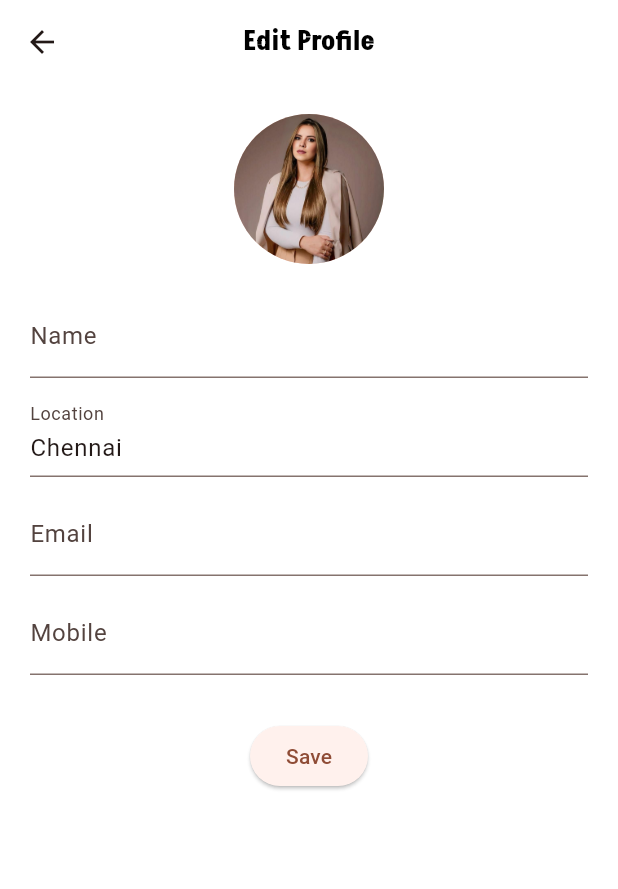
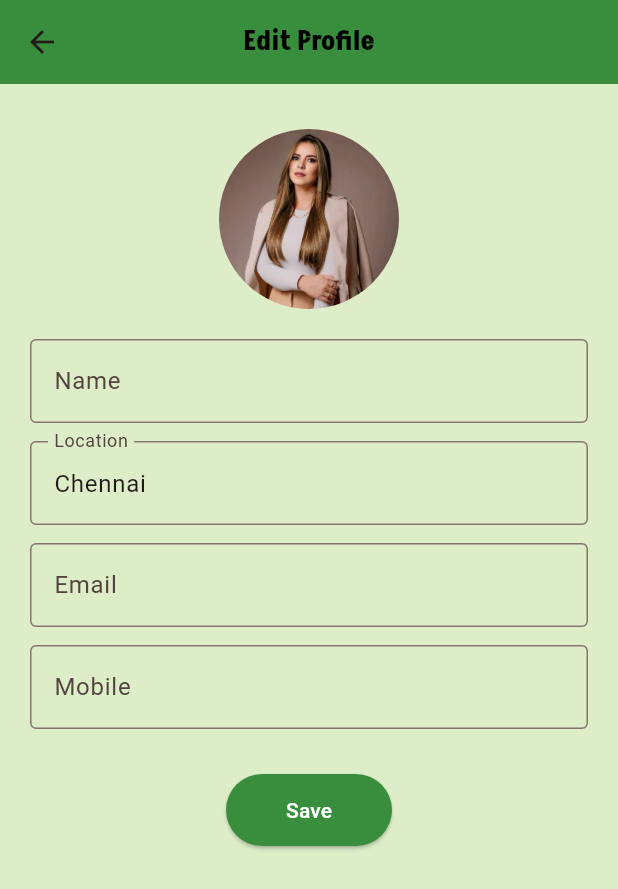
Before and after one commit to hafeekezi09-ai/barber-and-beauty-salon-booking-app-main, a Flutter app: the ProfileTab screen opened directly, after a tap on "Edit Profile", on a phone screen of 412 x 824 dp. Shown: the top 889 px of the screen. Run offline on Flutter 3.47's test engine with Material 3 defaults, Android fonts, the phone set to English and light mode, and no system bars; our stand-ins replace cached_network_image, cloud_firestore, firebase_auth, firebase_core, flutter_secure_storage, flutter_svg and 3 more; accounts and stored records are empty; Roboto replaces fonts that are missing (AksharLight); project files that could hold a hidden picture were left out.

Commit message:
Initial commit

```diff
--- a/barber-and-beauty-salon-booking-app-main/lib/features/home_feature/presentation/screens/salon_management_screen.dart
+++ b/barber-and-beauty-salon-booking-app-main/lib/features/home_feature/presentation/screens/salon_management_screen.dart
@@ -170,7 +170,7 @@ class _SalonManagementScreenState extends State<SalonManagementScreen> {
     final canEdit = userRole == "super_admin";
 
     return Scaffold(
-      backgroundColor: Colors.lightGreen[100],
+      backgroundColor: const Color.fromARGB(255, 155, 231, 69),
       appBar: AppBar(
         title: const Text(
           "Salon Management",
@@ -211,7 +211,7 @@ class _SalonManagementScreenState extends State<SalonManagementScreen> {
               final imageUrl = doc['imageUrl'] ?? '';
 
               return Card(
-                color: Colors.white,
+                color: const Color.fromARGB(255, 234, 236, 235),
                 margin: const EdgeInsets.symmetric(vertical: 6, horizontal: 12),
                 child: ListTile(
                   leading:
--- a/barber-and-beauty-salon-booking-app-main/lib/features/home_feature/presentation/widgets/service_list.dart
+++ b/barber-and-beauty-salon-booking-app-main/lib/features/home_feature/presentation/widgets/service_list.dart
@@ -104,7 +104,10 @@ class ServiceList extends StatelessWidget {
                       const SizedBox(height: 8),
                       Text(
                         name,
-                        style: TextStyle(fontFamily: FontFamily.aksharMedium),
+                        style: TextStyle(
+                          fontFamily: FontFamily.aksharMedium,
+                          fontWeight: FontWeight.bold,
+                        ),
                       ),
                       const SizedBox(height: 4),
                       AppLightText(location),
--- a/barber-and-beauty-salon-booking-app-main/lib/features/home_feature/presentation/widgets/tabs/edit_profile_screen.dart
+++ b/barber-and-beauty-salon-booking-app-main/lib/features/home_feature/presentation/widgets/tabs/edit_profile_screen.dart
@@ -76,7 +76,6 @@ class _EditProfileScreenState extends State<EditProfileScreen> {
       profileImageNotifier.value = _webImage;
     }
 
-    // Update profile info notifier
     profileInfoNotifier.value = ProfileInfo(
       name: nameController.text,
       location: locationController.text,
@@ -100,38 +99,67 @@ class _EditProfileScreenState extends State<EditProfileScreen> {
                 as ImageProvider;
 
     return Scaffold(
-      appBar: AppBar(title: const Text('Edit Profile')),
+      backgroundColor: Colors.lightGreen[100],
+      appBar: AppBar(
+        title: const Text('Edit Profile'),
+        backgroundColor: Colors.green[700],
+      ),
       body: SingleChildScrollView(
-        padding: const EdgeInsets.all(20),
+        padding: const EdgeInsets.symmetric(horizontal: 20, vertical: 30),
         child: Column(
+          crossAxisAlignment: CrossAxisAlignment.center,
           children: [
             GestureDetector(
               onTap: _pickImage,
-              child: CircleAvatar(radius: 50, backgroundImage: imageProvider),
+              child: CircleAvatar(radius: 60, backgroundImage: imageProvider),
             ),
             const SizedBox(height: 20),
             TextField(
               controller: nameController,
-              decoration: const InputDecoration(labelText: 'Name'),
+              decoration: const InputDecoration(
+                labelText: 'Name',
+                border: OutlineInputBorder(),
+              ),
             ),
-            const SizedBox(height: 10),
+            const SizedBox(height: 12),
             TextField(
               controller: locationController,
-              decoration: const InputDecoration(labelText: 'Location'),
+              decoration: const InputDecoration(
+                labelText: 'Location',
+                border: OutlineInputBorder(),
+              ),
             ),
-            const SizedBox(height: 10),
+            const SizedBox(height: 12),
             TextField(
               controller: emailController,
-              decoration: const InputDecoration(labelText: 'Email'),
+              decoration: const InputDecoration(
+                labelText: 'Email',
+                border: OutlineInputBorder(),
+              ),
+              keyboardType: TextInputType.emailAddress,
             ),
-            const SizedBox(height: 10),
+            const SizedBox(height: 12),
             TextField(
               controller: mobileController,
-              decoration: const InputDecoration(labelText: 'Mobile'),
+              decoration: const InputDecoration(
+                labelText: 'Mobile',
+                border: OutlineInputBorder(),
+              ),
               keyboardType: TextInputType.phone,
             ),
             const SizedBox(height: 30),
-            ElevatedButton(onPressed: _saveProfile, child: const Text('Save')),
+            ElevatedButton(
+              onPressed: _saveProfile,
+              style: ElevatedButton.styleFrom(
+                backgroundColor: Colors.green[700],
+                foregroundColor: Colors.white,
+                padding: const EdgeInsets.symmetric(
+                  horizontal: 40,
+                  vertical: 14,
+                ),
+              ),
+              child: const Text('Save'),
+            ),
           ],
         ),
       ),
--- a/barber-and-beauty-salon-booking-app-main/lib/features/home_feature/presentation/widgets/tabs/profile_tab.dart
+++ b/barber-and-beauty-salon-booking-app-main/lib/features/home_feature/presentation/widgets/tabs/profile_tab.dart
@@ -40,24 +40,21 @@ class _ProfileTabState extends State<ProfileTab> {
   Widget build(BuildContext context) {
     final imageBytes = _getCurrentImage();
 
-    return SafeArea(
-      child: Column(
-        children: [
-          Expanded(
+    return Scaffold(
+      backgroundColor: Colors.lightGreen[100], // Light green background
+      body: SafeArea(
+        child: Center(
           child: SingleChildScrollView(
-              child: Center(
+            padding: const EdgeInsets.symmetric(horizontal: 16, vertical: 24),
             child: Column(
               mainAxisAlignment: MainAxisAlignment.center,
               children: [
-                    const SizedBox(height: 20),
                 CircleAvatar(
-                      radius: 50,
+                  radius: 60,
                   backgroundImage:
                       imageBytes != null
                           ? MemoryImage(imageBytes)
-                              : const AssetImage(
-                                    'assets/images/profile-image.jpg',
-                                  )
+                          : const AssetImage('assets/images/profile-image.jpg')
                               as ImageProvider,
                 ),
                 const SizedBox(height: 20),
@@ -65,19 +62,29 @@ class _ProfileTabState extends State<ProfileTab> {
                   name,
                   style: const TextStyle(
                     fontWeight: FontWeight.bold,
-                        fontSize: 18,
+                    fontSize: 20,
                   ),
                 ),
+                const SizedBox(height: 4),
                 Text(
                   email,
                   style: const TextStyle(fontSize: 14, color: Colors.grey),
                 ),
+                const SizedBox(height: 2),
                 Text(
                   mobileNumber,
                   style: const TextStyle(fontSize: 14, color: Colors.grey),
                 ),
                 const SizedBox(height: 30),
                 ElevatedButton(
+                  style: ElevatedButton.styleFrom(
+                    backgroundColor: Colors.green[700],
+                    foregroundColor: Colors.white,
+                    padding: const EdgeInsets.symmetric(
+                      horizontal: 30,
+                      vertical: 12,
+                    ),
+                  ),
                   onPressed: () async {
                     final updated = await Navigator.push(
                       context,
@@ -89,15 +96,11 @@ class _ProfileTabState extends State<ProfileTab> {
                   },
                   child: const Text("Edit Profile"),
                 ),
-                    const SizedBox(height: 10),
-                    // Book Appointment button removed as per your request
               ],
             ),
           ),
         ),
       ),
-        ],
-      ),
     );
   }
 }
--- a/barber-and-beauty-salon-booking-app-main/lib/features/service_management/service_management_screen.dart
+++ b/barber-and-beauty-salon-booking-app-main/lib/features/service_management/service_management_screen.dart
@@ -200,13 +200,13 @@ class _ServiceManagementScreenState extends State<ServiceManagementScreen> {
     final canEdit = userRole == 'super_admin';
 
     return Scaffold(
-      backgroundColor: Colors.white,
+      backgroundColor: const Color.fromARGB(255, 86, 230, 81),
       appBar: AppBar(
         title: const Text(
           "Service Management",
           style: TextStyle(fontWeight: FontWeight.bold),
         ),
-        backgroundColor: Colors.blue,
+        backgroundColor: const Color.fromARGB(255, 57, 174, 123),
       ),
       body: StreamBuilder<QuerySnapshot>(
         stream: services.orderBy('createdAt', descending: true).snapshots(),
```
Also changed, not shown: barber-and-beauty-salon-booking-app-main/lib/features/home_feature/presentation/screens/tabs/feedback_appointment_screen.dart (+60 -48 lines), barber-and-beauty-salon-booking-app-main/lib/features/home_feature/presentation/widgets/tabs/calendar_tab.dart (+17 -4 lines), barber-and-beauty-salon-booking-app-main/lib/features/super_admin/presentation/screens/appointment_calendar_screen.dart (+67 -25 lines). Lines whose indentation alone changed are shown as unchanged.
